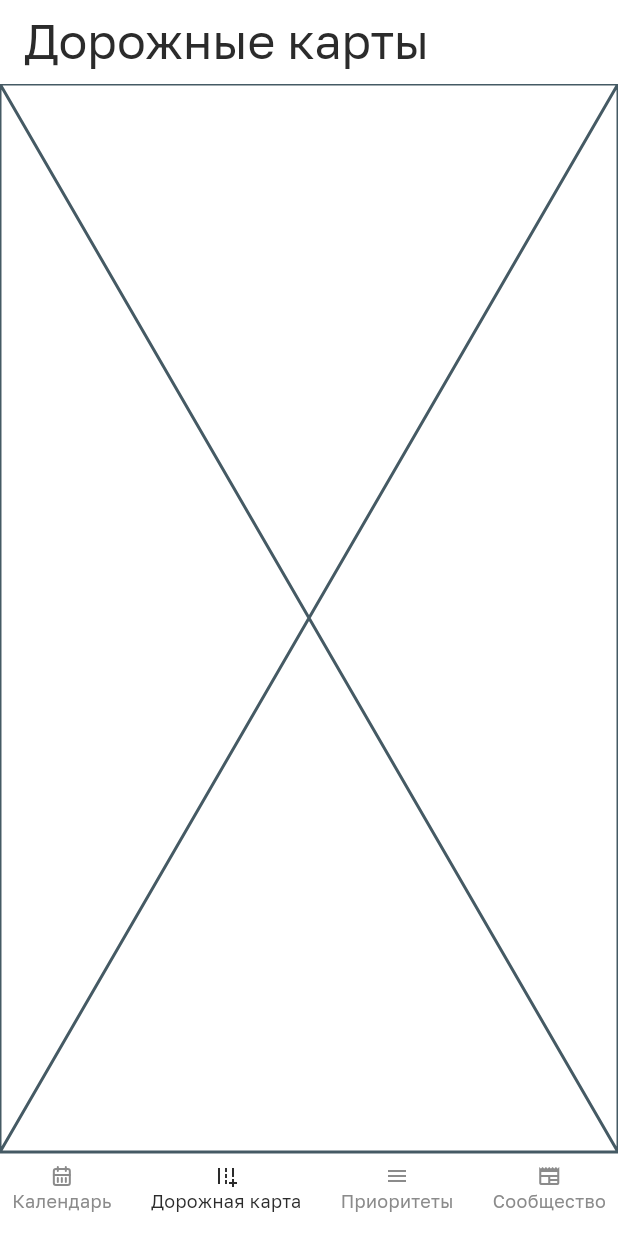
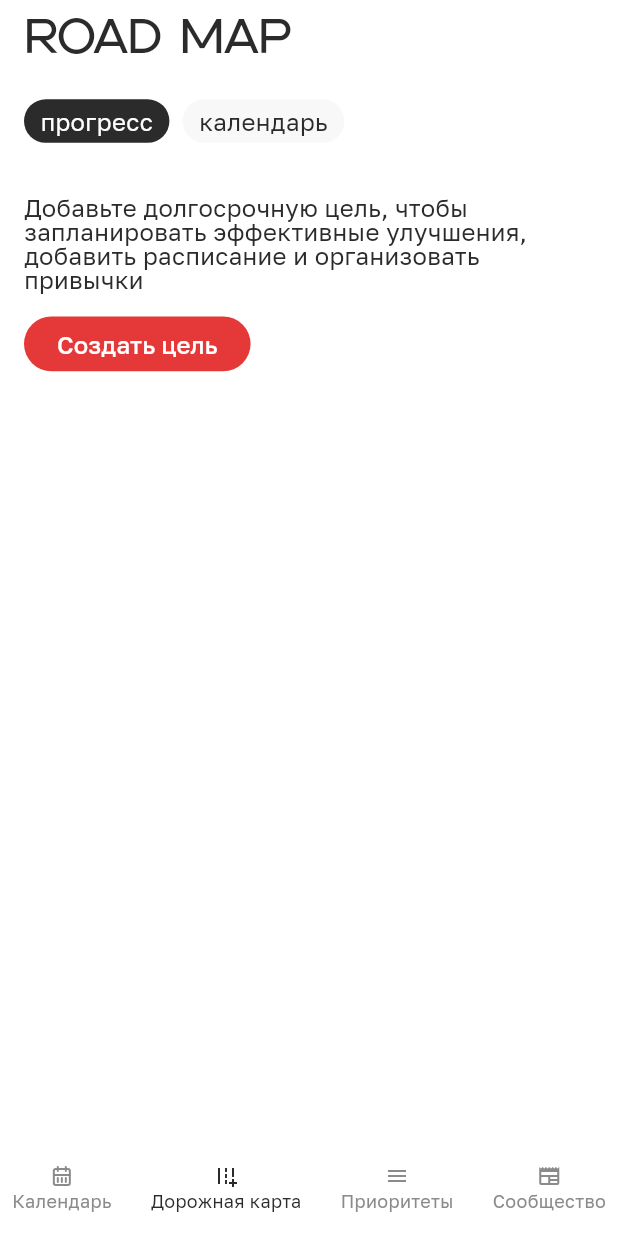
Before and after one commit to EbriusQuasimodo/kipish_m, a Flutter app: the screen it shows after launch, item 2 of the bottom bar chosen, on a phone screen of 412 x 824 dp. Run offline on Flutter 3.47's test engine with Material 3 defaults, Android fonts, the light colour scheme and no system bars; our stand-ins replace flutter_screenutil, flutter_tabler_icons, get, get_storage, google_fonts, talker_flutter; statements that could not run were skipped.

Commit message:
feat: visualisation of the first page of the roadmap screen

```diff
--- a/lib/features/main/home/controllers/home_controller.dart
+++ b/lib/features/main/home/controllers/home_controller.dart
@@ -18,11 +18,15 @@
     selected_item.value = p0;
 
     selected_item.refresh();
-//кастомная навигация из навбара
+    // кастомная навигация из навбара
     if (p0 == Constants.CALENDAR) {
       title.value = "Расписание";
     } else if (p0 == Constants.ROADMAPS) {
-      title.value = "Дорожные карты";
+      title.value = "ROAD MAP";
+    } else if (p0 == Constants.PRIORITIES) {
+      title.value = "Приоритеты";
+    } else if (p0 == Constants.NEWS) {
+      title.value = "Сообщество";
     }
   }
 
--- a/lib/features/main/home/views/home_view.dart
+++ b/lib/features/main/home/views/home_view.dart
@@ -1,8 +1,5 @@
-import 'dart:math';
 import 'dart:ui';
 import 'package:flutter/cupertino.dart';
-import 'package:flutter/foundation.dart';
-import 'package:flutter/gestures.dart';
 import 'package:flutter/material.dart';
 import 'package:flutter/rendering.dart';
 import 'package:flutter/widgets.dart';
@@ -26,7 +23,20 @@ class HomeView extends GetView<HomeController> {
         appBar: AppBar(
           scrolledUnderElevation: 0,
           backgroundColor: theme.main_light,
-          title: Text(controller.title.value,style: TextStyle(color: theme.main_dark,fontSize:  controller.selected_item.value == Constants.CALENDAR ? 20:32,fontWeight: FontWeight.w400),),
+          title: Text(
+            controller.title.value,
+            style: controller.selected_item.value == Constants.ROADMAPS
+                ? theme.heading1
+                : TextStyle(
+                    color: theme.main_dark,
+                    fontSize:
+                        controller.selected_item.value == Constants.CALENDAR
+                            ? 20
+                            : 32,
+                    fontWeight: FontWeight.w400,
+                    fontFamily: 'GolosText',
+                  ),
+          ),
         ),
         body: SafeArea(
           child: Column(
@@ -60,7 +70,7 @@ class HomeView extends GetView<HomeController> {
                   child: Column(
                     children: [
                       Icon(
-                      TablerIcons.calendar_month,
+                        TablerIcons.calendar_month,
                         size: 16,
                         color:
                             controller.selected_item.value == Constants.CALENDAR
--- a/lib/features/main/road_maps/bindings/roadmap_binding.dart
+++ b/lib/features/main/road_maps/bindings/roadmap_binding.dart
@@ -1,12 +1,12 @@
 import 'package:get/get.dart';
 import 'package:kipish_m/features/main/road_maps/controllers/roadmap_controller.dart';
-
 
 class RoadmapBinding extends Bindings {
   @override
   void dependencies() {
     Get.lazyPut<RoadmapController>(
       () => RoadmapController(),
+      fenix: true, // Сохраняет экземпляр, пока он нужен TODO: обусдить с Настей
     );
   }
 }
--- a/lib/features/main/road_maps/controllers/roadmap_controller.dart
+++ b/lib/features/main/road_maps/controllers/roadmap_controller.dart
@@ -1,3 +1,49 @@
+import 'package:get/get.dart';
 import 'package:kipish_m/utils/base_controller.dart';
 
-class RoadmapController extends BaseController{}
+class RoadmapController extends BaseController {
+  // 0 - вкладка прогресса, 1 - вкладка календаря
+  var activeTab = 0.obs;
+
+  @override
+  void onInit() {
+    super.onInit();
+    // Начальная инициализация
+  }
+
+  @override
+  void onReady() {
+    super.onReady();
+    // Здесь можно загрузить данные с сервера при необходимости
+    logger.debug('RoadmapController: onReady');
+  }
+
+  // Метод для переключения вкладок
+  void setActiveTab(int tabIndex) {
+    if (activeTab.value != tabIndex) {
+      activeTab.value = tabIndex;
+      logger.debug('RoadmapController: Переключение на вкладку $tabIndex');
+    }
+  }
+
+  // Метод для создания новой цели
+  void createGoal() {
+    logger.debug('RoadmapController: Нажата кнопка "Создать цель"');
+    // В будущем здесь будет логика создания цели
+    // Например, открытие модального окна или навигация на другой экран
+
+    // Временный диалог для демонстрации
+    Get.defaultDialog(
+      title: 'Создание цели',
+      middleText: 'Эта функция находится в разработке.',
+      textConfirm: 'OK',
+      onConfirm: () => Get.back(),
+    );
+  }
+
+  @override
+  void onClose() {
+    // Освобождение ресурсов при закрытии контроллера
+    super.onClose();
+  }
+}
--- a/lib/features/main/road_maps/views/roadmap_view.dart
+++ b/lib/features/main/road_maps/views/roadmap_view.dart
@@ -1,16 +1,142 @@
 import 'package:flutter/material.dart';
+import 'package:flutter_screenutil/flutter_screenutil.dart';
 import 'package:get/get.dart';
-import 'package:kipish_m/features/main/calendar/controllers/calendar_controller.dart';
 import 'package:kipish_m/features/main/road_maps/controllers/roadmap_controller.dart';
+import 'package:kipish_m/services/app_theme.dart';
 
 class RoadmapView extends GetView<RoadmapController> {
   const RoadmapView({super.key});
 
   @override
   Widget build(BuildContext context) {
-      Get.lazyPut<RoadmapController>(
-      () => RoadmapController(),
+    // Получаем доступ к темам
+    final theme = Get.find<AppThemeController>();
+
+    // Lazy инициализация контроллера
+    Get.lazyPut<RoadmapController>(() => RoadmapController());
+
+    return Padding(
+      padding: EdgeInsets.symmetric(horizontal: 16.0),
+      child: Column(
+        crossAxisAlignment: CrossAxisAlignment.start,
+        children: [
+          // Уменьшено расстояние между заголовком и переключателями
+          SizedBox(height: 10.h),
+
+          // Переключатель прогресс/календарь
+          Row(
+            mainAxisSize: MainAxisSize.min,
+            children: [
+              // Кнопка "прогресс"
+              Obx(() => GestureDetector(
+                    onTap: () => controller.setActiveTab(0),
+                    child: Container(
+                      // Уменьшен padding переключателя
+                      padding:
+                          EdgeInsets.symmetric(horizontal: 10.w, vertical: 3.h),
+                      decoration: BoxDecoration(
+                        color: controller.activeTab.value == 0
+                            ? theme.main_dark
+                            : theme.accent_color_light,
+                        borderRadius: BorderRadius.circular(16.r),
+                      ),
+                      child: Text(
+                        'прогресс',
+                        style: controller.activeTab.value == 0
+                            ? theme.activeTabText
+                            : theme.inactiveTabText,
+                      ),
+                    ),
+                  )),
+
+              // Уменьшено расстояние между переключателями
+              SizedBox(width: 8.w),
+
+              // Кнопка "календарь"
+              Obx(() => GestureDetector(
+                    onTap: () => controller.setActiveTab(1),
+                    child: Container(
+                      // Уменьшен padding переключателя
+                      padding:
+                          EdgeInsets.symmetric(horizontal: 10.w, vertical: 3.h),
+                      decoration: BoxDecoration(
+                        color: controller.activeTab.value == 1
+                            ? theme.main_dark
+                            : theme.accent_color_light,
+                        borderRadius: BorderRadius.circular(16.r),
+                      ),
+                      child: Text(
+                        'календарь',
+                        style: controller.activeTab.value == 1
+                            ? theme.activeTabText
+                            : theme.inactiveTabText,
+                      ),
+                    ),
+                  )),
+            ],
+          ),
+
+          // Скорректировано расстояние между переключателями и описанием
+          SizedBox(height: 35.h),
+
+          // Основной контент (отображается в зависимости от выбранной вкладки)
+          Obx(() => controller.activeTab.value == 0
+              ? _buildProgressTab(theme)
+              : _buildCalendarTab(theme)),
+        ],
+      ),
     );
-    return const Placeholder();
+  }
+
+  // Вкладка прогресса
+  Widget _buildProgressTab(AppThemeController theme) {
+    return Column(
+      crossAxisAlignment: CrossAxisAlignment.start,
+      children: [
+        // Текст с описанием
+        Text(
+          'Добавьте долгосрочную цель, чтобы запланировать эффективные улучшения, добавить расписание и организовать привычки',
+          style: theme.mainTextRegular,
+        ),
+
+        SizedBox(height: 16.h),
+
+        // Кнопка "Создать цель"
+        SizedBox(
+          height: 36.h, // Задаем фиксированную высоту кнопки
+          child: ElevatedButton(
+            onPressed: () => controller.createGoal(),
+            style: ElevatedButton.styleFrom(
+              backgroundColor: theme.accent_color,
+              foregroundColor: theme.main_light,
+              // Форма "терминатор" с максимальным скруглением
+              shape: RoundedRectangleBorder(
+                borderRadius: BorderRadius.circular(50.r),
+              ),
+              padding: EdgeInsets.symmetric(horizontal: 20.w),
+              // Минимальный размер кнопки для уменьшения внутреннего отступа
+              minimumSize: Size(0, 0),
+              // Отключаем tapTargetSize для меньшей внутренней высоты
+              tapTargetSize: MaterialTapTargetSize.shrinkWrap,
+            ),
+            child: Text(
+              'Создать цель',
+              style: theme.mainTextAccent,
+            ),
+          ),
+        ),
+      ],
+    );
+  }
+
+  // Вкладка календаря
+  Widget _buildCalendarTab(AppThemeController theme) {
+    // В будущем здесь будет реализация календаря
+    return Center(
+      child: Text(
+        'Календарь находится в разработке',
+        style: theme.mainTextRegular.copyWith(color: theme.accent_color_dark),
+      ),
+    );
   }
 }
--- a/lib/services/app_theme.dart
+++ b/lib/services/app_theme.dart
@@ -27,11 +27,21 @@ class AppThemeData {
 }
 
 class AppThemeController extends GetxController {
-   var themes = [AppThemeData(index: 0, name: 'Светлая', main_light: 0xFFFFFFFF, main_dark: 0xFF2B2B2B, accent_color: 0xFFE53838, accent_color_light: 0xFFF8F8F8, accent_color_dark: 0xFF8B8B8B, accent_color_dark2: 0xFFD9D9D9)].obs;
+  var themes = [
+    AppThemeData(
+        index: 0,
+        name: 'Светлая',
+        main_light: 0xFFFFFFFF,
+        main_dark: 0xFF2B2B2B,
+        accent_color: 0xFFE53838,
+        accent_color_light: 0xFFF8F8F8,
+        accent_color_dark: 0xFF8B8B8B,
+        accent_color_dark2: 0xFFD9D9D9)
+  ].obs;
   final _main_dark = Color(0x00000000).obs;
   Color get main_dark => _main_dark.value;
   final _main_light = Color(0x00000000).obs;
-   Color get main_light=> _main_light.value;
+  Color get main_light => _main_light.value;
   final _accent_color = Color(0x00000000).obs;
   Color get accent_color => _accent_color.value;
   final _accent_color_light = Color(0x00000000).obs;
@@ -40,6 +50,50 @@ class AppThemeController extends GetxController {
   Color get accent_color_dark => _accent_color_dark.value;
   final _accent_color_dark2 = Color(0x00000000).obs;
   Color get accent_color_dark2 => _accent_color_dark2.value;
+
+  // Text Styles
+
+  // Heading 1 - Заголовок в стиле ROAD MAP
+  TextStyle get heading1 => TextStyle(
+        fontFamily: 'Uncage',
+        fontSize: 32,
+        fontWeight: FontWeight.w400,
+        color: main_dark,
+      );
+
+  // Main Text Regular - Текст в неактивном переключателе и описаниях
+  TextStyle get mainTextRegular => TextStyle(
+        fontFamily: 'GolosText',
+        fontSize: 16,
+        fontWeight: FontWeight.w400,
+        color: main_dark,
+        height: 1, // Межстрочный интервал
+      );
+
+  // Main Text Accent - Текст в кнопках с акцентным фоном
+  TextStyle get mainTextAccent => TextStyle(
+        fontFamily: 'GolosText',
+        fontSize: 16,
+        fontWeight: FontWeight.w500,
+        color: main_light,
+      );
+
+  // Inactive Tab Text - Текст для неактивной вкладки
+  TextStyle get inactiveTabText => TextStyle(
+        fontFamily: 'GolosText',
+        fontSize: 16,
+        fontWeight: FontWeight.w400,
+        color: main_dark,
+      );
+
+  // Active Tab Text - Текст для активной вкладки
+  TextStyle get activeTabText => TextStyle(
+        fontFamily: 'GolosText',
+        fontSize: 16,
+        fontWeight: FontWeight.w400,
+        color: main_light,
+      );
+
   ThemeData _setTheme(AppThemeData themeData) {
     _main_dark.value = Color(themeData.main_dark);
     _main_light.value = Color(themeData.main_light);
@@ -104,14 +158,15 @@ class AppThemeController extends GetxController {
         isDense: true,
         errorMaxLines: 4,
         hoverColor: Colors.transparent,
-        contentPadding:
-            const EdgeInsets.symmetric(vertical: 8),
+        contentPadding: const EdgeInsets.symmetric(vertical: 8),
         hintStyle: TextStyle(
-            fontSize: 16, color: Colors.grey, fontWeight: FontWeight.w400,height: 0),
+            fontSize: 16,
+            color: Colors.grey,
+            fontWeight: FontWeight.w400,
+            height: 0),
         enabledBorder: UnderlineInputBorder(
           borderSide: BorderSide(color: main_dark),
-        )
-        ,
+        ),
         outlineBorder: BorderSide(color: main_dark),
         border: UnderlineInputBorder(
           borderSide: BorderSide(color: main_dark),
```
Lines whose indentation alone changed are shown as unchanged.
